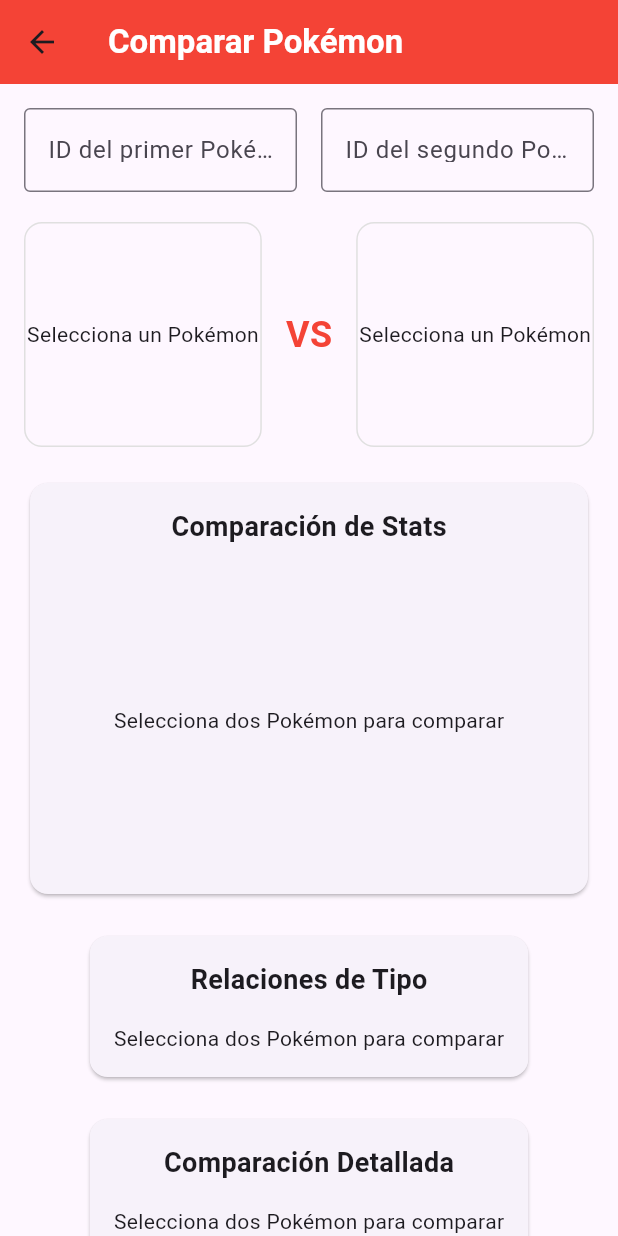
After one commit to FriasLuna0102/Desarrollo-Moviles, a Flutter app: the screen it shows after launch, after a tap on the "compare arrows" icon, on a phone screen of 412 x 824 dp. The commit adds this screen. Run offline on Flutter 3.47's test engine with Material 3 defaults, Android fonts, the phone set to English and light mode, and no system bars; our stand-ins replace cached_network_image, fl_chart, graphql_flutter, infinite_scroll_pagination, just_audio, just_audio_background and 4 more; network calls fail.

Commit message:
feature(detail): add compare pokemon.

```diff
--- a/pokedex_final_project/lib/features/screens/home_page.dart
+++ b/pokedex_final_project/lib/features/screens/home_page.dart
@@ -1,4 +1,5 @@
 import 'package:flutter/material.dart';
+import 'package:pokedex_final_project/features/screens/pokemon_comparation.dart';
 import 'package:sliver_tools/sliver_tools.dart';
 import 'package:string_validator/string_validator.dart';
 import '../pokemon/widgets/favorites/favorite_pokemon_list.dart';
@@ -64,6 +65,9 @@ class _HomePageState extends State<HomePage> {
               backgroundColor: Colors.red,
               title: Padding(
                 padding: EdgeInsets.all(8.0),
+                child: Row(
+                  children: [
+                    Expanded(
                       child: Container(
                         height: 40,
                         decoration: BoxDecoration(
@@ -91,6 +95,30 @@ class _HomePageState extends State<HomePage> {
                             });
                           },
                         ),
+                      ),
+                    ),
+                    const SizedBox(width: 8),
+                    Container(
+                      height: 40,
+                      width: 40,
+                      decoration: BoxDecoration(
+                        borderRadius: BorderRadius.circular(15),
+                        color: Colors.white,
+                      ),
+                      child: IconButton(
+                        icon: const Icon(Icons.compare_arrows),
+                        onPressed: () {
+                          Navigator.push(
+                            context,
+                            MaterialPageRoute(
+                              builder: (context) => const PokemonComparisonScreen(),
+                            ),
+                          );
+                        },
+                        tooltip: 'Comparar Pokémon',
+                      ),
+                    ),
+                  ],
                 ),
               ),
             ),
--- /dev/null
+++ b/pokedex_final_project/lib/features/screens/pokemon_comparation.dart
@@ -0,0 +1,390 @@
+import 'package:flutter/material.dart';
+import 'package:fl_chart/fl_chart.dart';
+import '../../../core/models/pokemon.dart';
+import '../../../core/theme/pokemon_colors.dart';
+import '../../../graphql/queries/pokemon_detail_by_id.dart';
+
+class PokemonComparisonScreen extends StatefulWidget {
+  const PokemonComparisonScreen({super.key});
+
+  @override
+  State<PokemonComparisonScreen> createState() => _PokemonComparisonScreenState();
+}
+
+class _PokemonComparisonScreenState extends State<PokemonComparisonScreen> {
+  Pokemon? pokemon1;
+  Pokemon? pokemon2;
+  final TextEditingController _searchController1 = TextEditingController();
+  final TextEditingController _searchController2 = TextEditingController();
+
+  Future<void> _searchPokemon(String value, bool isFirstPokemon) async {
+    if (value.isEmpty) return;
+
+    try {
+      int pokemonId = int.tryParse(value) ?? 1;
+      showDialog(
+        context: context,
+        barrierDismissible: false,
+        builder: (BuildContext context) {
+          return const Center(child: CircularProgressIndicator());
+        },
+      );
+
+      final pokemon = await fetchPokemonDetails(pokemonId);
+
+      if (mounted) {
+        Navigator.pop(context);
+        setState(() {
+          if (isFirstPokemon) {
+            pokemon1 = pokemon;
+          } else {
+            pokemon2 = pokemon;
+          }
+        });
+      }
+    } catch (e) {
+      if (mounted) {
+        Navigator.pop(context);
+        ScaffoldMessenger.of(context).showSnackBar(
+          SnackBar(content: Text('Error al buscar el Pokémon: $e')),
+        );
+      }
+    }
+  }
+
+  @override
+  Widget build(BuildContext context) {
+    return Scaffold(
+      appBar: AppBar(
+        title: const Text(
+          'Comparar Pokémon',
+          style: TextStyle(
+            fontWeight: FontWeight.bold,
+            color: Colors.white,
+          ),
+        ),
+        backgroundColor: Colors.red,
+      ),
+      body: SingleChildScrollView(
+        child: Padding(
+          padding: const EdgeInsets.all(16.0),
+          child: Column(
+            children: [
+              _buildSearchSection(),
+              const SizedBox(height: 20),
+              _buildPokemonHeaders(),
+              const SizedBox(height: 20),
+              _buildStatsComparison(),
+              const SizedBox(height: 20),
+              _buildTypeRelationsComparison(),
+              const SizedBox(height: 20),
+              _buildDetailedComparison(),
+            ],
+          ),
+        ),
+      ),
+    );
+  }
+
+  Widget _buildSearchSection() {
+    return Row(
+      children: [
+        Expanded(
+          child: TextField(
+            controller: _searchController1,
+            decoration: const InputDecoration(
+              labelText: 'ID del primer Pokémon',
+              border: OutlineInputBorder(),
+            ),
+            keyboardType: TextInputType.number,
+            onSubmitted: (value) => _searchPokemon(value, true),
+          ),
+        ),
+        const SizedBox(width: 16),
+        Expanded(
+          child: TextField(
+            controller: _searchController2,
+            decoration: const InputDecoration(
+              labelText: 'ID del segundo Pokémon',
+              border: OutlineInputBorder(),
+            ),
+            keyboardType: TextInputType.number,
+            onSubmitted: (value) => _searchPokemon(value, false),
+          ),
+        ),
+      ],
+    );
+  }
+
+  Widget _buildPokemonHeaders() {
+    return Row(
+      children: [
+        Expanded(child: _buildPokemonHeader(pokemon1, true)),
+        const Padding(
+          padding: EdgeInsets.symmetric(horizontal: 16),
+          child: Text(
+            'VS',
+            style: TextStyle(
+              fontSize: 24,
+              fontWeight: FontWeight.bold,
+              color: Colors.red,
+            ),
+          ),
+        ),
+        Expanded(child: _buildPokemonHeader(pokemon2, false)),
+      ],
+    );
+  }
+
+  Widget _buildPokemonHeader(Pokemon? pokemon, bool isFirst) {
+    if (pokemon == null) {
+      return Container(
+        height: 150,
+        decoration: BoxDecoration(
+          border: Border.all(color: Colors.grey.shade300),
+          borderRadius: BorderRadius.circular(12),
+        ),
+        child: const Center(
+          child: Text('Selecciona un Pokémon'),
+        ),
+      );
+    }
+
+    return Container(
+      padding: const EdgeInsets.all(16),
+      decoration: BoxDecoration(
+        gradient: LinearGradient(
+          colors: [
+            PokemonColors.getTypeColor(pokemon.types.first.name).withOpacity(0.7),
+            PokemonColors.getTypeColor(pokemon.types.first.name).withOpacity(0.3),
+          ],
+        ),
+        borderRadius: BorderRadius.circular(12),
+      ),
+      child: Column(
+        children: [
+          if (pokemon.imageUrl != null)
+            Image.network(
+              pokemon.imageUrl!,
+              height: 100,
+              width: 100,
+            ),
+          Text(
+            pokemon.name.toUpperCase(),
+            style: const TextStyle(
+              fontSize: 18,
+              fontWeight: FontWeight.bold,
+              color: Colors.white,
+            ),
+          ),
+          const SizedBox(height: 8),
+          Wrap(
+            spacing: 4,
+            children: pokemon.types.map((type) {
+              return Chip(
+                backgroundColor: PokemonColors.getTypeColor(type.name),
+                label: Text(
+                  type.name.toUpperCase(),
+                  style: const TextStyle(color: Colors.white),
+                ),
+              );
+            }).toList(),
+          ),
+        ],
+      ),
+    );
+  }
+
+  Widget _buildStatsComparison() {
+    return Card(
+      child: Padding(
+        padding: const EdgeInsets.all(16),
+        child: Column(
+          children: [
+            const Text(
+              'Comparación de Stats',
+              style: TextStyle(
+                fontSize: 18,
+                fontWeight: FontWeight.bold,
+              ),
+            ),
+            const SizedBox(height: 16),
+            SizedBox(
+              height: 200,
+              child: pokemon1 != null && pokemon2 != null
+                  ? RadarChart(
+                RadarChartData(
+                  radarShape: RadarShape.polygon,
+                  tickCount: 5,
+                  dataSets: [
+                    _createRadarDataSet(pokemon1!, Colors.red),
+                    _createRadarDataSet(pokemon2!, Colors.blue),
+                  ],
+                ),
+              )
+                  : const Center(child: Text('Selecciona dos Pokémon para comparar')),
+            ),
+          ],
+        ),
+      ),
+    );
+  }
+
+  RadarDataSet _createRadarDataSet(Pokemon pokemon, Color color) {
+    return RadarDataSet(
+      fillColor: color.withOpacity(0.2),
+      borderColor: color,
+      entryRadius: 2,
+      dataEntries: [
+        RadarEntry(value: pokemon.stats[0].baseStat.toDouble()), // HP
+        RadarEntry(value: pokemon.stats[1].baseStat.toDouble()), // Ataque
+        RadarEntry(value: pokemon.stats[2].baseStat.toDouble()), // Defensa
+        RadarEntry(value: pokemon.stats[3].baseStat.toDouble()), // Atq. Esp.
+        RadarEntry(value: pokemon.stats[4].baseStat.toDouble()), // Def. Esp.
+        RadarEntry(value: pokemon.stats[5].baseStat.toDouble()), // Velocidad
+      ],
+    );
+  }
+
+  Widget _buildTypeRelationsComparison() {
+    return Card(
+      child: Padding(
+        padding: const EdgeInsets.all(16),
+        child: Column(
+          children: [
+            const Text(
+              'Relaciones de Tipo',
+              style: TextStyle(
+                fontSize: 18,
+                fontWeight: FontWeight.bold,
+              ),
+            ),
+            const SizedBox(height: 16),
+            if (pokemon1 != null && pokemon2 != null)
+              Table(
+                border: TableBorder.all(),
+                children: [
+                  const TableRow(
+                    children: [
+                      Padding(
+                        padding: EdgeInsets.all(8.0),
+                        child: Text('Relación'),
+                      ),
+                      Padding(
+                        padding: EdgeInsets.all(8.0),
+                        child: Text('Pokémon 1'),
+                      ),
+                      Padding(
+                        padding: EdgeInsets.all(8.0),
+                        child: Text('Pokémon 2'),
+                      ),
+                    ],
+                  ),
+                  _buildTypeRelationRow('Debilidades',
+                    pokemon1!.typeRelations.weaknesses.length,
+                    pokemon2!.typeRelations.weaknesses.length,
+                  ),
+                  _buildTypeRelationRow('Resistencias',
+                    pokemon1!.typeRelations.resistances.length,
+                    pokemon2!.typeRelations.resistances.length,
+                  ),
+                  _buildTypeRelationRow('Inmunidades',
+                    pokemon1!.typeRelations.immunities.length,
+                    pokemon2!.typeRelations.immunities.length,
+                  ),
+                ],
+              )
+            else
+              const Text('Selecciona dos Pokémon para comparar'),
+          ],
+        ),
+      ),
+    );
+  }
+
+  TableRow _buildTypeRelationRow(String label, int value1, int value2) {
+    return TableRow(
+      children: [
+        Padding(
+          padding: const EdgeInsets.all(8.0),
+          child: Text(label),
+        ),
+        Padding(
+          padding: const EdgeInsets.all(8.0),
+          child: Text(value1.toString()),
+        ),
+        Padding(
+          padding: const EdgeInsets.all(8.0),
+          child: Text(value2.toString()),
+        ),
+      ],
+    );
+  }
+
+  Widget _buildDetailedComparison() {
+    return Card(
+      child: Padding(
+        padding: const EdgeInsets.all(16),
+        child: Column(
+          children: [
+            const Text(
+              'Comparación Detallada',
+              style: TextStyle(
+                fontSize: 18,
+                fontWeight: FontWeight.bold,
+              ),
+            ),
+            const SizedBox(height: 16),
+            if (pokemon1 != null && pokemon2 != null)
+              Table(
+                border: TableBorder.all(),
+                children: [
+                  const TableRow(
+                    children: [
+                      Padding(
+                        padding: EdgeInsets.all(8.0),
+                        child: Text('Característica'),
+                      ),
+                      Padding(
+                        padding: EdgeInsets.all(8.0),
+                        child: Text('Pokémon 1'),
+                      ),
+                      Padding(
+                        padding: EdgeInsets.all(8.0),
+                        child: Text('Pokémon 2'),
+                      ),
+                    ],
+                  ),
+                  _buildDetailRow('Altura', '${pokemon1!.height} m', '${pokemon2!.height} m'),
+                  _buildDetailRow('Peso', '${pokemon1!.weight} kg', '${pokemon2!.weight} kg'),
+                  _buildDetailRow('Movimientos', pokemon1!.moves.length.toString(), pokemon2!.moves.length.toString()),
+                  _buildDetailRow('Categoría', pokemon1!.genus, pokemon2!.genus),
+                ],
+              )
+            else
+              const Text('Selecciona dos Pokémon para comparar'),
+          ],
+        ),
+      ),
+    );
+  }
+
+  TableRow _buildDetailRow(String label, String value1, String value2) {
+    return TableRow(
+      children: [
+        Padding(
+          padding: const EdgeInsets.all(8.0),
+          child: Text(label),
+        ),
+        Padding(
+          padding: const EdgeInsets.all(8.0),
+          child: Text(value1),
+        ),
+        Padding(
+          padding: const EdgeInsets.all(8.0),
+          child: Text(value2),
+        ),
+      ],
+    );
+  }
+}
--- a/pokedex_final_project/pubspec.yaml
+++ b/pokedex_final_project/pubspec.yaml
@@ -44,7 +44,7 @@ dependencies:
   path_provider: ^2.0.15
   just_audio: ^0.9.36
   just_audio_background: ^0.0.1-beta.11
-
+  fl_chart: ^0.66.0
 
 
 dev_dependencies:
```
Also changed, not shown: pokedex_final_project/pubspec.lock. Lines whose indentation alone changed are shown as unchanged.
